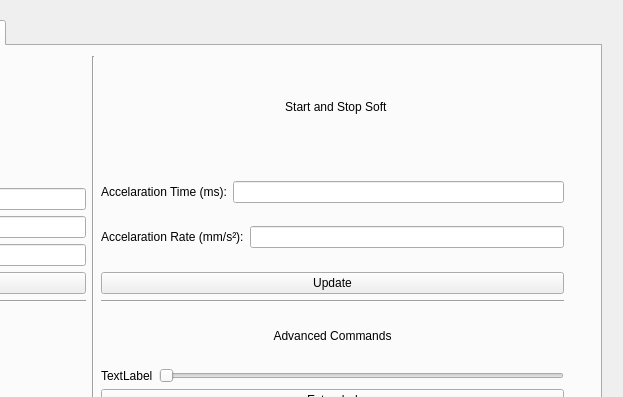
Old version of the form mainwindow.ui in the repository up201505284/CentralUnit; both pictures show x 409 to 1032 and y 0 to 397 of the 1032 by 642 pixel window.
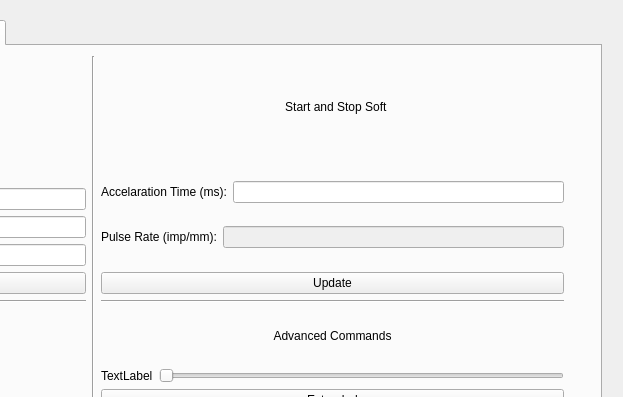
New version of the form. The open tabs and pages were chosen to show the change.

Patch:
```diff
--- a/mainwindow.ui
+++ b/mainwindow.ui
@@ -1399,12 +1399,16 @@
                <item>
                 <widget class="QLabel" name="labelAccelarationRate_channel5">
                  <property name="text">
-                  <string>Accelaration Rate (mm/s²):</string>
+                  <string>Pulse Rate (imp/mm):</string>
                  </property>
                 </widget>
                </item>
                <item>
-                <widget class="QLineEdit" name="lineEditAccelarationRate_channel5"/>
+                <widget class="QLineEdit" name="linePulseRate_channel5">
+                 <property name="enabled">
+                  <bool>false</bool>
+                 </property>
+                </widget>
                </item>
               </layout>
              </item>
```
Left out of the diff: 44 changed lines with no effect on the pictures.
